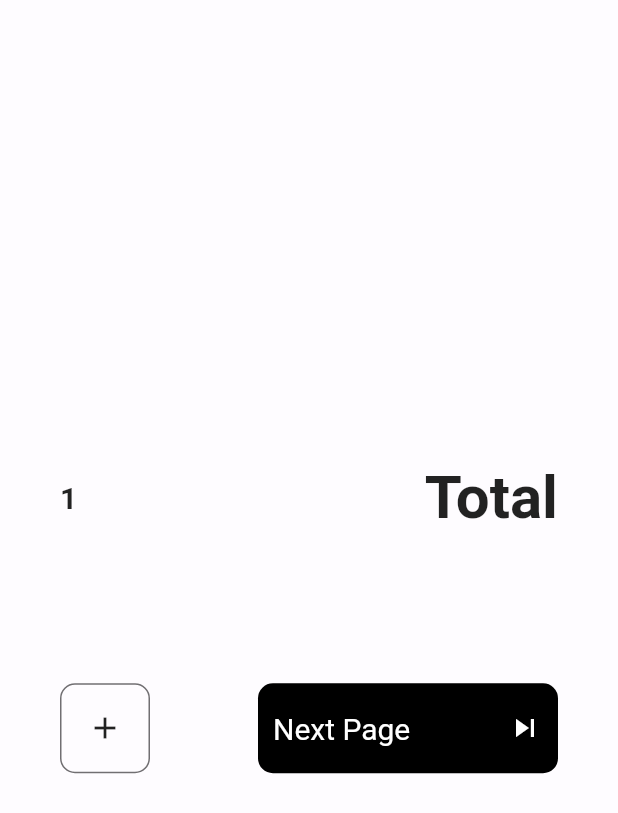
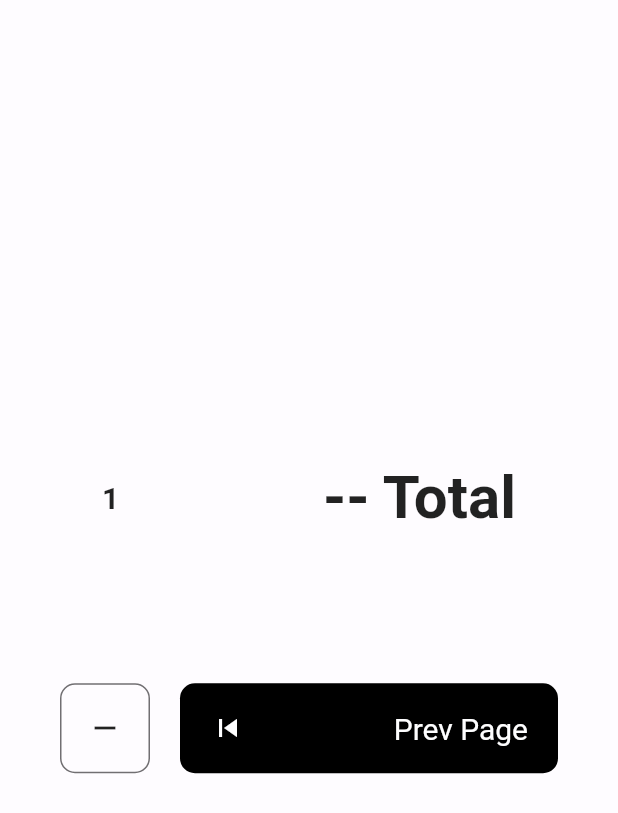
Before and after one commit to seannpenn/Shopping-cart, a Flutter app: the HomePage screen opened directly, after a tap on the "add" icon, after a tap on "Next Page", on a phone screen of 412 x 824 dp. Shown: the top 813 px of the screen. Run offline on Flutter 3.47's test engine with Material 2 defaults, Android fonts, the phone set to English and light mode, and no system bars; our stand-ins replace get.

Commit message:
second_page added

```diff
--- a/shopping_cart/lib/home_page.dart
+++ b/shopping_cart/lib/home_page.dart
@@ -2,6 +2,7 @@ import 'package:flutter/cupertino.dart';
 import 'package:flutter/material.dart';
 import 'package:get/get.dart';
 import 'package:provider/provider.dart';
+import 'package:shopping_cart/second_page.dart';
 
 import 'data_class.dart';
 
@@ -89,7 +90,7 @@ class HomePage extends StatelessWidget {
                       children: [
                         GestureDetector(
                             onTap: (){
-                              // Get.to(()=>SecondPage(), transition: Transition.upToDown, duration: Duration(seconds: 1));
+                              Get.to(()=>SecondPage(), transition: Transition.upToDown, duration: Duration(seconds: 1));
                             },
                             child: Text("Next Page", style: TextStyle(fontSize: 20, color: Colors.white),)),
                         Spacer(),
--- /dev/null
+++ b/shopping_cart/lib/second_page.dart
@@ -0,0 +1,123 @@
+import 'package:flutter/cupertino.dart';
+import 'package:flutter/material.dart';
+import 'package:get/get.dart';
+import 'package:provider/provider.dart';
+import 'package:shopping_cart/home_page.dart';
+
+import 'data_class.dart';
+
+class SecondPage extends StatelessWidget {
+  const SecondPage({Key? key}) : super(key: key);
+
+  @override
+  Widget build(BuildContext context) {
+    return Scaffold(
+      backgroundColor: const Color(0xFFfefcff),
+      body: Container(
+          width: double.maxFinite,
+          height: double.maxFinite,
+          child:Column(
+            mainAxisAlignment: MainAxisAlignment.center,
+            children: [
+              Flexible(
+                child: Container(
+                  child: Row(
+                    mainAxisAlignment: MainAxisAlignment.spaceAround,
+                    children: [
+
+                      Consumer<DataClass>(builder: (context, data, child){
+                        return Text('${data.x}', style: TextStyle(
+                          fontWeight: FontWeight.bold,
+                          fontSize: 20,
+                        ),);
+                      }),
+                      const Text(
+                        "-- Total",
+                        style: TextStyle(
+                            fontSize: 40,
+                            fontWeight: FontWeight.bold
+                        ),
+                      ),
+                    ],
+                  ),
+                ),
+              ),
+              SizedBox(height: 100,),
+              Container(
+
+                width: double.maxFinite,
+                margin: const EdgeInsets.only(left: 40, right: 40),
+                child: Row(
+                  children: [
+                      GestureDetector(
+                        onTap:(){
+                         if(Provider.of<DataClass>(context, listen: false).x<=0){
+                           Get.snackbar("Item", "Can not decrease more",
+                            backgroundColor: Colors.black,
+                             colorText: Colors.white,
+                             titleText: Text(
+                               "Item",
+                               style: TextStyle(
+                                 fontSize: 40,
+                                 color: Colors.white
+                               ),
+                             ),
+                             messageText: Text(
+                               "Can not reduce more",
+                               style: TextStyle(
+                                   fontSize: 20,
+                                   color: Colors.white
+                               ),
+                             )
+                           );
+                         }else{
+                           Provider.of<DataClass>(context, listen: false).decrementX();
+                         }
+                      },
+                        child: Container(
+                          height:60,
+                          width: 60,
+                          child: const Icon(Icons.remove),
+                          decoration: BoxDecoration(
+
+                            borderRadius: BorderRadius.circular(10),
+                            border: Border.all(
+                              width: 1,
+                              color: const Color(0xFF716f72)
+                            )
+                          ),
+                        ),
+                      ),
+                    const SizedBox(width: 20,),
+                    Flexible(child:  Container(
+                      padding: const EdgeInsets.only(left: 20, right: 20),
+                      child: GestureDetector(
+                        onTap: (){
+                          Get.to(()=>HomePage(), transition: Transition.downToUp, duration: const Duration(seconds: 1));
+                        },
+                        child: Row(
+                          mainAxisAlignment: MainAxisAlignment.spaceBetween,
+                          children: const [
+                            Icon(Icons.skip_previous, color:Color(0xFFfefeff)),
+                            Text("Prev Page", style: TextStyle(
+                                fontSize: 20,color:Color(0xFFfefeff)
+                            ),),
+                          ],
+                        ),
+                      ),
+                      height:60,
+                      width: double.maxFinite,
+                      decoration: BoxDecoration(
+                        color: Colors.black,
+                        borderRadius: BorderRadius.circular(10),
+                      ),
+                    ),)
+                  ],
+                ),
+              )
+            ],
+          )
+      ),
+    );
+  }
+}
```
Also changed, not shown: shopping_cart/lib/main.dart (+14 -101 lines).
